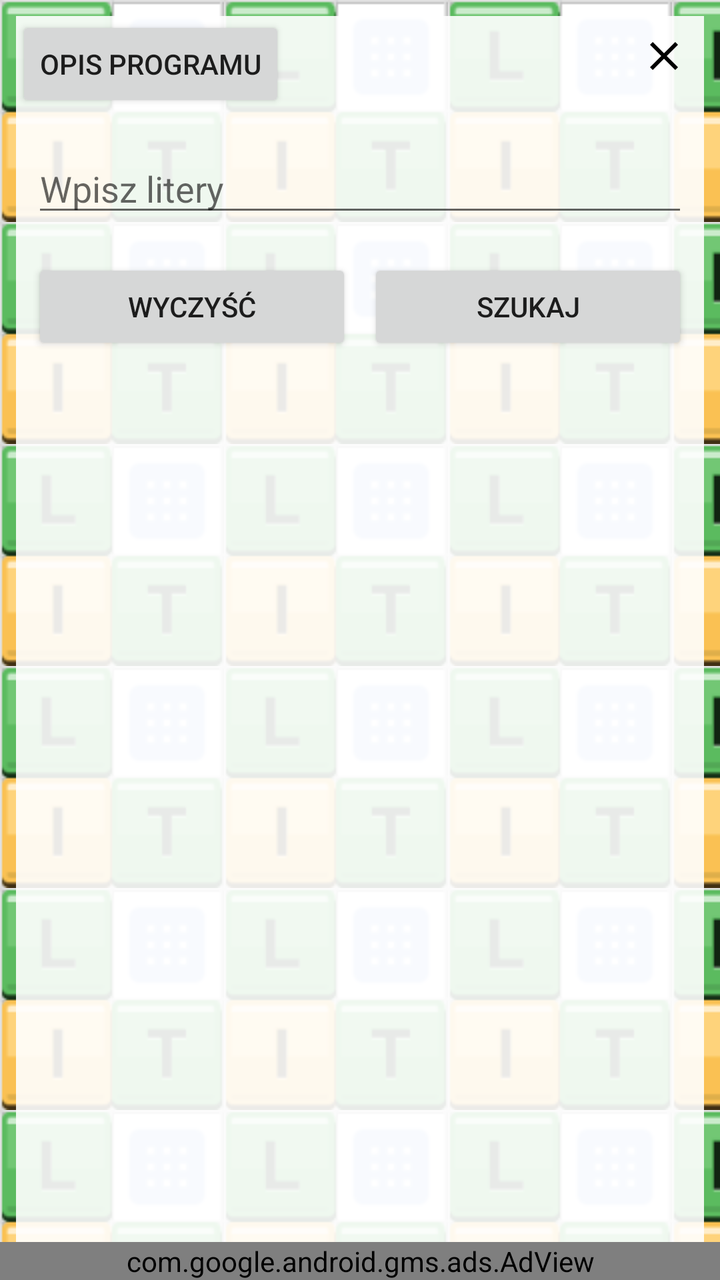
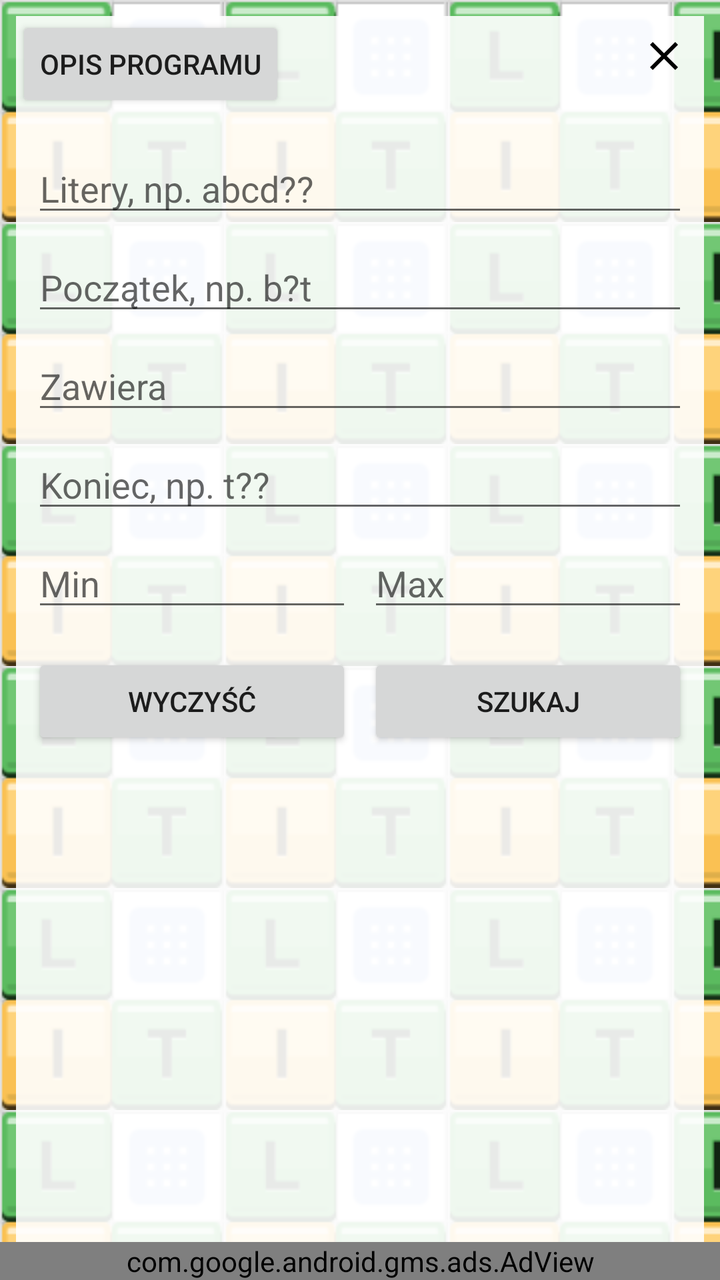

Before-and-after screenshots of an Android layout around one commit, followed by the original layout XML and the change that was made.
<!-- AndroidManifest.xml: application theme Theme.AppCompat.DayNight.NoActionBar -->
<!-- res/layout/activity_main.xml -->
<?xml version="1.0" encoding="utf-8"?>
<androidx.constraintlayout.widget.ConstraintLayout
    xmlns:android="http://schemas.android.com/apk/res/android"
    xmlns:app="http://schemas.android.com/apk/res-auto"
    xmlns:ads="http://schemas.android.com/apk/res-auto"
    android:id="@+id/mainLayout"
    android:layout_width="match_parent"
    android:layout_height="match_parent"
    android:background="@drawable/background"
    android:fitsSystemWindows="true">

    
    <androidx.constraintlayout.widget.ConstraintLayout
        android:id="@+id/mainContainer"
        android:layout_width="0dp"
        android:layout_height="0dp"
        app:layout_constraintTop_toTopOf="parent"
        app:layout_constraintBottom_toBottomOf="parent"
        app:layout_constraintStart_toStartOf="parent"
        app:layout_constraintEnd_toEndOf="parent">

        
        <Button
            android:id="@+id/showDescriptionButton"
            android:layout_width="wrap_content"
            android:layout_height="wrap_content"
            android:text="Opis programu"
            android:layout_margin="8dp"
            app:layout_constraintStart_toStartOf="parent"
            app:layout_constraintTop_toTopOf="parent"/>

        <ImageButton
            android:id="@+id/closeButton"
            android:layout_width="40dp"
            android:layout_height="40dp"
            android:layout_margin="8dp"
            android:src="@drawable/ic_close"
            android:background="?attr/selectableItemBackgroundBorderless"
            android:contentDescription="Zamknij"
            app:layout_constraintEnd_toEndOf="parent"
            app:layout_constraintTop_toTopOf="parent"/>

        
        <EditText
            android:id="@+id/inputField"
            android:layout_width="0dp"
            android:layout_height="wrap_content"
            android:hint="Wpisz litery"
            android:inputType="textNoSuggestions"
            android:layout_margin="16dp"
            app:layout_constraintTop_toBottomOf="@id/showDescriptionButton"
            app:layout_constraintStart_toStartOf="parent"
            app:layout_constraintEnd_toEndOf="parent"/>

        
        <LinearLayout
            android:id="@+id/buttonRow"
            android:layout_width="0dp"
            android:layout_height="wrap_content"
            android:orientation="horizontal"
            android:layout_margin="16dp"
            app:layout_constraintTop_toBottomOf="@id/inputField"
            app:layout_constraintStart_toStartOf="parent"
            app:layout_constraintEnd_toEndOf="parent">

            <Button
                android:id="@+id/clearButton"
                android:layout_width="0dp"
                android:layout_height="wrap_content"
                android:layout_weight="1"
                android:text="Wyczyść"/>

            <Button
                android:id="@+id/searchButton"
                android:layout_width="0dp"
                android:layout_height="wrap_content"
                android:layout_weight="1"
                android:layout_marginStart="8dp"
                android:text="Szukaj"/>
        </LinearLayout>

        
        <TextView
            android:id="@+id/infoLabel"
            android:layout_width="0dp"
            android:layout_height="wrap_content"
            android:text=""
            android:gravity="center"
            android:textColor="@android:color/holo_green_dark"
            android:padding="6dp"
            android:visibility="gone"
            app:layout_constraintTop_toBottomOf="@id/buttonRow"
            app:layout_constraintStart_toStartOf="parent"
            app:layout_constraintEnd_toEndOf="parent"/>

        
        <ListView
            android:id="@+id/wordList"
            android:layout_width="0dp"
            android:layout_height="0dp"
            android:layout_margin="12dp"
            app:layout_constraintTop_toBottomOf="@id/infoLabel"
            app:layout_constraintBottom_toTopOf="@id/adView"
            app:layout_constraintStart_toStartOf="parent"
            app:layout_constraintEnd_toEndOf="parent"/>

        
        <com.google.android.gms.ads.AdView
            android:id="@+id/adView"
            android:layout_width="0dp"
            android:layout_height="wrap_content"
            ads:adSize="BANNER"
            ads:adUnitId="ca-app-pub-5464929398169318/2442979592"
            app:layout_constraintBottom_toBottomOf="parent"
            app:layout_constraintStart_toStartOf="parent"
            app:layout_constraintEnd_toEndOf="parent"/>

        
        
        <FrameLayout
            android:id="@+id/webContainer"
            android:layout_width="match_parent"
            android:layout_height="match_parent"
            android:visibility="gone"
            android:background="@android:color/white"
            android:fitsSystemWindows="true">

            
            <WebView
                android:id="@+id/webView"
                android:layout_width="match_parent"
                android:layout_height="match_parent"
                android:overScrollMode="never"
                android:background="@android:color/white" />

            
            <Button
                android:id="@+id/closeWebViewButton"
                android:layout_width="wrap_content"
                android:layout_height="wrap_content"
                android:text="Zamknij słownik"
                android:layout_gravity="top|end"
                android:layout_margin="12dp"
                android:background="#CC000000"
                android:textColor="@android:color/white"
                android:padding="10dp"
                android:elevation="10dp" />
        </FrameLayout>
    </androidx.constraintlayout.widget.ConstraintLayout>

</androidx.constraintlayout.widget.ConstraintLayout>
<!-- resources referenced by this layout -->
<resources>
  <!-- drawable background (drawable) -->
  <layer-list xmlns:android="http://schemas.android.com/apk/res/android">
      <item>
          <bitmap
              android:src="@drawable/literaki_plansza"
              android:tileMode="repeat"
              android:gravity="top|left" />
      </item>
      <item android:bottom="8dp" android:left="8dp" android:right="8dp" android:top="8dp">
          <shape android:shape="rectangle">
              <solid android:color="#E6FFFFFF"/>
          </shape>
      </item>
  </layer-list>
  <!-- drawable ic_close (drawable) -->
  <vector xmlns:android="http://schemas.android.com/apk/res/android"
      android:width="24dp"
      android:height="24dp"
      android:viewportWidth="24.0"
      android:viewportHeight="24.0">
  
      <path
          android:fillColor="#FF000000"
          android:pathData="M19,6.41L17.59,5 12,10.59 6.41,5 5,6.41 10.59,12 5,17.59 6.41,19 12,13.41 17.59,19 19,17.59 13.41,12z"/>
  </vector>
  <!-- drawable literaki_plansza: png bitmap (drawable, 2555 bytes) -->
</resources>

<!-- the commit's change to res/layout/activity_main.xml (unified diff, before → after) -->
@@ -9,7 +9,6 @@
     android:background="@drawable/background"
     android:fitsSystemWindows="true">
 
-    
     <androidx.constraintlayout.widget.ConstraintLayout
         android:id="@+id/mainContainer"
         android:layout_width="0dp"
@@ -20,91 +19,171 @@
         app:layout_constraintEnd_toEndOf="parent">
 
         
+
         <Button
             android:id="@+id/showDescriptionButton"
             android:layout_width="wrap_content"
             android:layout_height="wrap_content"
+            android:layout_margin="8dp"
             android:text="Opis programu"
-            android:layout_margin="8dp"
-            app:layout_constraintStart_toStartOf="parent"
-            app:layout_constraintTop_toTopOf="parent"/>
+            app:layout_constraintStart_toStartOf="parent"
+            app:layout_constraintTop_toTopOf="parent" />
 
         <ImageButton
             android:id="@+id/closeButton"
             android:layout_width="40dp"
             android:layout_height="40dp"
             android:layout_margin="8dp"
-            android:src="@drawable/ic_close"
             android:background="?attr/selectableItemBackgroundBorderless"
             android:contentDescription="Zamknij"
-            app:layout_constraintEnd_toEndOf="parent"
-            app:layout_constraintTop_toTopOf="parent"/>
-
-        
+            android:src="@drawable/ic_close"
+            app:layout_constraintEnd_toEndOf="parent"
+            app:layout_constraintTop_toTopOf="parent" />
+
+        
+
         <EditText
             android:id="@+id/inputField"
             android:layout_width="0dp"
             android:layout_height="wrap_content"
-            android:hint="Wpisz litery"
+            android:layout_margin="16dp"
+            android:hint="Litery, np. abcd??"
             android:inputType="textNoSuggestions"
-            android:layout_margin="16dp"
-            app:layout_constraintTop_toBottomOf="@id/showDescriptionButton"
-            app:layout_constraintStart_toStartOf="parent"
-            app:layout_constraintEnd_toEndOf="parent"/>
-
-        
+            app:layout_constraintEnd_toEndOf="parent"
+            app:layout_constraintStart_toStartOf="parent"
+            app:layout_constraintTop_toBottomOf="@id/showDescriptionButton" />
+
+        
+
+        <EditText
+            android:id="@+id/startFilter"
+            android:layout_width="0dp"
+            android:layout_height="wrap_content"
+            android:layout_marginStart="16dp"
+            android:layout_marginTop="8dp"
+            android:layout_marginEnd="16dp"
+            android:hint="Początek, np. b?t"
+            app:layout_constraintEnd_toEndOf="parent"
+            app:layout_constraintStart_toStartOf="parent"
+            app:layout_constraintTop_toBottomOf="@id/inputField" />
+
+        
+
+        <EditText
+            android:id="@+id/containsFilter"
+            android:layout_width="0dp"
+            android:layout_height="wrap_content"
+            android:layout_marginStart="16dp"
+            android:layout_marginTop="8dp"
+            android:layout_marginEnd="16dp"
+            android:hint="Zawiera"
+            app:layout_constraintEnd_toEndOf="parent"
+            app:layout_constraintStart_toStartOf="parent"
+            app:layout_constraintTop_toBottomOf="@id/startFilter" />
+
+        
+
+        <EditText
+            android:id="@+id/endFilter"
+            android:layout_width="0dp"
+            android:layout_height="wrap_content"
+            android:layout_marginStart="16dp"
+            android:layout_marginTop="8dp"
+            android:layout_marginEnd="16dp"
+            android:hint="Koniec, np. t??"
+            app:layout_constraintEnd_toEndOf="parent"
+            app:layout_constraintStart_toStartOf="parent"
+            app:layout_constraintTop_toBottomOf="@id/containsFilter" />
+
+        
+
+        <LinearLayout
+            android:id="@+id/lengthRow"
+            android:layout_width="0dp"
+            android:layout_height="wrap_content"
+            android:layout_marginStart="16dp"
+            android:layout_marginTop="8dp"
+            android:layout_marginEnd="16dp"
+            android:orientation="horizontal"
+            app:layout_constraintEnd_toEndOf="parent"
+            app:layout_constraintStart_toStartOf="parent"
+            app:layout_constraintTop_toBottomOf="@id/endFilter">
+
+            <EditText
+                android:id="@+id/minLength"
+                android:layout_width="0dp"
+                android:layout_height="wrap_content"
+                android:layout_weight="1"
+                android:hint="Min"
+                android:inputType="number" />
+
+            <EditText
+                android:id="@+id/maxLength"
+                android:layout_width="0dp"
+                android:layout_height="wrap_content"
+                android:layout_marginStart="8dp"
+                android:layout_weight="1"
+                android:hint="Max"
+                android:inputType="number" />
+        </LinearLayout>
+
+        
+
         <LinearLayout
             android:id="@+id/buttonRow"
             android:layout_width="0dp"
             android:layout_height="wrap_content"
+            android:layout_margin="16dp"
             android:orientation="horizontal"
-            android:layout_margin="16dp"
-            app:layout_constraintTop_toBottomOf="@id/inputField"
-            app:layout_constraintStart_toStartOf="parent"
-            app:layout_constraintEnd_toEndOf="parent">
+            app:layout_constraintEnd_toEndOf="parent"
+            app:layout_constraintStart_toStartOf="parent"
+            app:layout_constraintTop_toBottomOf="@id/lengthRow">
 
             <Button
                 android:id="@+id/clearButton"
                 android:layout_width="0dp"
                 android:layout_height="wrap_content"
                 android:layout_weight="1"
-                android:text="Wyczyść"/>
+                android:text="Wyczyść" />
 
             <Button
                 android:id="@+id/searchButton"
                 android:layout_width="0dp"
                 android:layout_height="wrap_content"
-                android:layout_weight="1"
                 android:layout_marginStart="8dp"
-                android:text="Szukaj"/>
+                android:layout_weight="1"
+                android:text="Szukaj" />
         </LinearLayout>
 
         
+
         <TextView
             android:id="@+id/infoLabel"
             android:layout_width="0dp"
             android:layout_height="wrap_content"
+            android:gravity="center"
+            android:padding="6dp"
             android:text=""
-            android:gravity="center"
             android:textColor="@android:color/holo_green_dark"
-            android:padding="6dp"
             android:visibility="gone"
-            app:layout_constraintTop_toBottomOf="@id/buttonRow"
-            app:layout_constraintStart_toStartOf="parent"
-            app:layout_constraintEnd_toEndOf="parent"/>
-
-        
+            app:layout_constraintEnd_toEndOf="parent"
+            app:layout_constraintStart_toStartOf="parent"
+            app:layout_constraintTop_toBottomOf="@id/buttonRow" />
+
+        
+
         <ListView
             android:id="@+id/wordList"
             android:layout_width="0dp"
             android:layout_height="0dp"
             android:layout_margin="12dp"
-            app:layout_constraintTop_toBottomOf="@id/infoLabel"
             app:layout_constraintBottom_toTopOf="@id/adView"
-            app:layout_constraintStart_toStartOf="parent"
-            app:layout_constraintEnd_toEndOf="parent"/>
-
-        
+            app:layout_constraintEnd_toEndOf="parent"
+            app:layout_constraintStart_toStartOf="parent"
+            app:layout_constraintTop_toBottomOf="@id/infoLabel" />
+
+        
+
         <com.google.android.gms.ads.AdView
             android:id="@+id/adView"
             android:layout_width="0dp"
@@ -112,40 +191,34 @@
             ads:adSize="BANNER"
             ads:adUnitId="ca-app-pub-5464929398169318/2442979592"
             app:layout_constraintBottom_toBottomOf="parent"
-            app:layout_constraintStart_toStartOf="parent"
-            app:layout_constraintEnd_toEndOf="parent"/>
-
-        
+            app:layout_constraintEnd_toEndOf="parent"
+            app:layout_constraintStart_toStartOf="parent" />
+
         
         <FrameLayout
             android:id="@+id/webContainer"
-            android:layout_width="match_parent"
-            android:layout_height="match_parent"
+            android:layout_width="0dp"
+            android:layout_height="0dp"
             android:visibility="gone"
-            android:background="@android:color/white"
-            android:fitsSystemWindows="true">
-
-            
+            app:layout_constraintTop_toTopOf="parent"
+            app:layout_constraintBottom_toBottomOf="parent"
+            app:layout_constraintStart_toStartOf="parent"
+            app:layout_constraintEnd_toEndOf="parent">
+
             <WebView
                 android:id="@+id/webView"
                 android:layout_width="match_parent"
-                android:layout_height="match_parent"
-                android:overScrollMode="never"
-                android:background="@android:color/white" />
-
-            
+                android:layout_height="match_parent" />
+
             <Button
                 android:id="@+id/closeWebViewButton"
                 android:layout_width="wrap_content"
                 android:layout_height="wrap_content"
-                android:text="Zamknij słownik"
+                android:text="Zamknij"
                 android:layout_gravity="top|end"
-                android:layout_margin="12dp"
-                android:background="#CC000000"
-                android:textColor="@android:color/white"
-                android:padding="10dp"
-                android:elevation="10dp" />
+                android:layout_margin="12dp"/>
         </FrameLayout>
+
     </androidx.constraintlayout.widget.ConstraintLayout>
 
 </androidx.constraintlayout.widget.ConstraintLayout>
